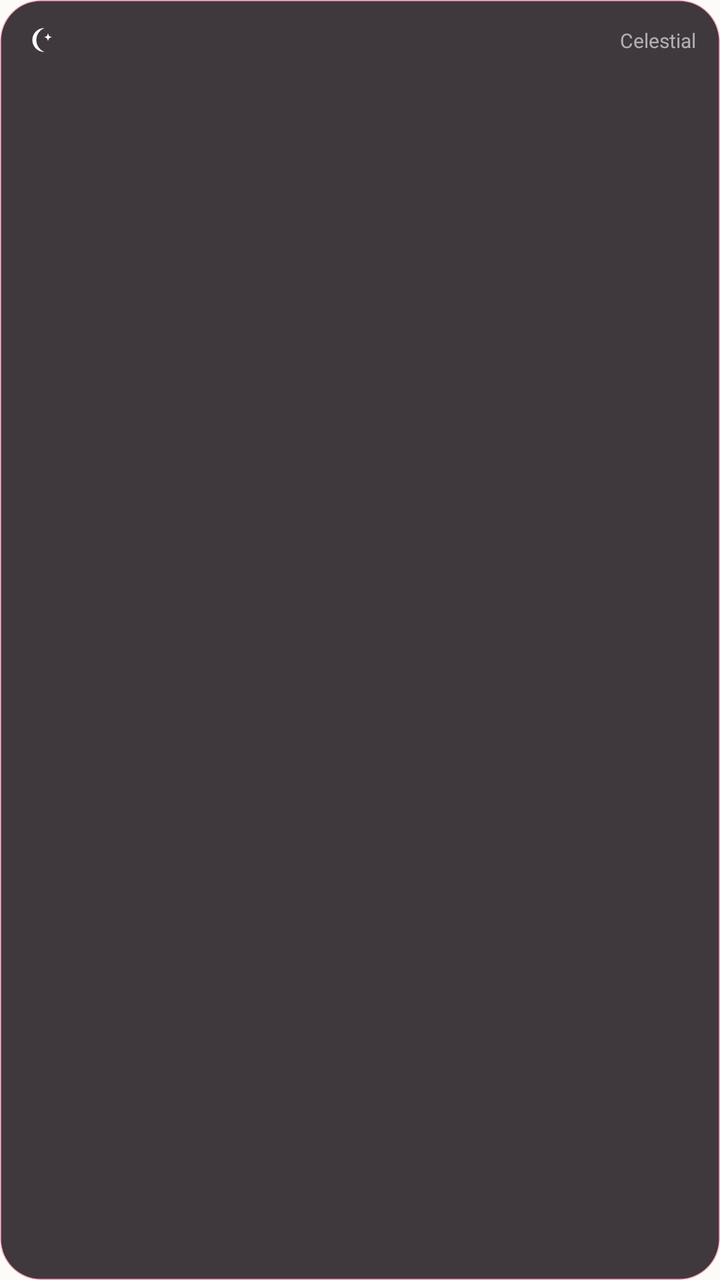
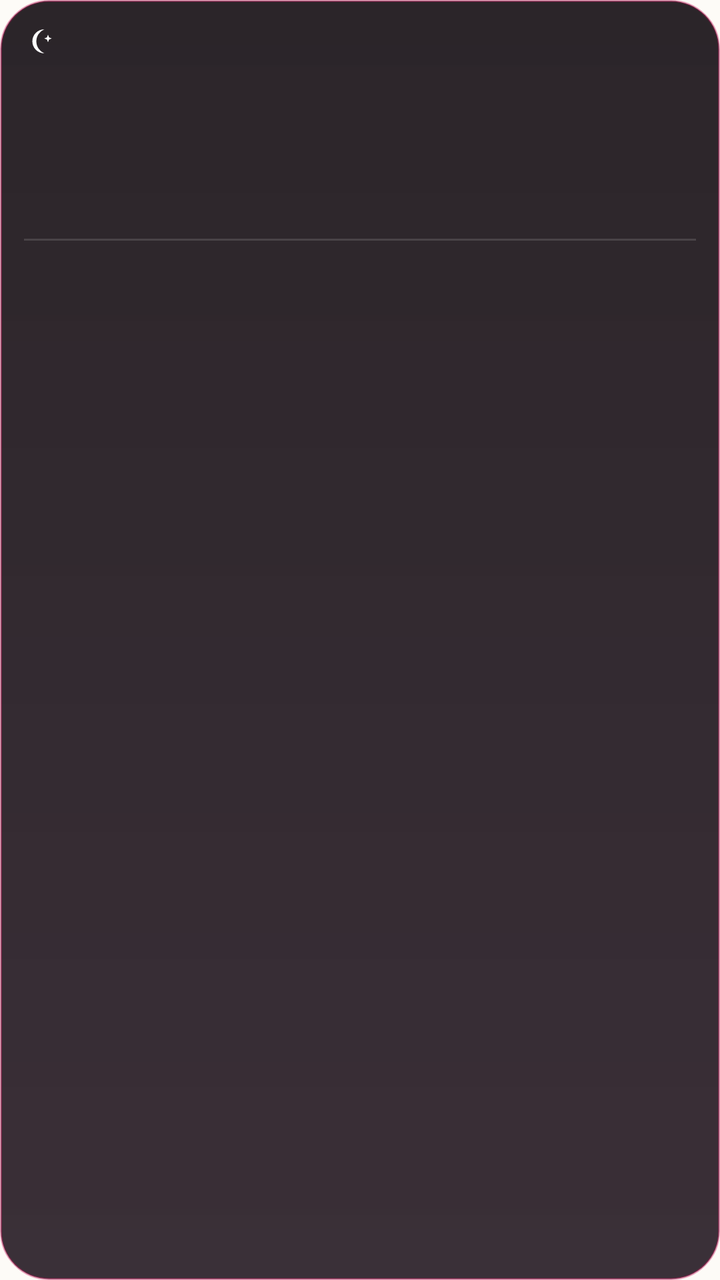

Two renders of the same Android screen: before a commit and after it. Below are the layout's source before the change and the commit's diff.
<!-- AndroidManifest.xml: application theme Theme.Celestial -->
<!-- res/layout/widget_date.xml -->
<?xml version="1.0" encoding="utf-8"?>
<LinearLayout xmlns:android="http://schemas.android.com/apk/res/android"
    android:id="@+id/widget_root"
    android:layout_width="match_parent"
    android:layout_height="match_parent"
    android:background="@drawable/widget_bg"
    android:orientation="vertical"
    android:padding="12dp">

    <LinearLayout
        android:layout_width="match_parent"
        android:layout_height="wrap_content"
        android:gravity="center_vertical"
        android:orientation="horizontal">

        <ImageView
            android:layout_width="16dp"
            android:layout_height="16dp"
            android:contentDescription="@string/app_name"
            android:src="@drawable/ic_celestial_white" />

        <TextView
            android:id="@+id/widget_weekday"
            android:layout_width="0dp"
            android:layout_height="wrap_content"
            android:layout_marginStart="8dp"
            android:layout_weight="1"
            android:textColor="@color/widget_accent"
            android:textSize="12sp"
            android:textStyle="bold" />

        <TextView
            android:layout_width="wrap_content"
            android:layout_height="wrap_content"
            android:text="@string/app_name"
            android:textColor="#99FFFFFF"
            android:textSize="10sp" />
    </LinearLayout>

    <TextView
        android:id="@+id/widget_date_big"
        android:layout_width="match_parent"
        android:layout_height="wrap_content"
        android:layout_marginTop="6dp"
        android:textColor="#FFFFFFFF"
        android:textSize="26sp"
        android:textStyle="bold" />

    <TextView
        android:id="@+id/widget_date_year"
        android:layout_width="match_parent"
        android:layout_height="wrap_content"
        android:textColor="@color/widget_accent"
        android:textSize="14sp"
        android:textStyle="bold" />

    <TextView
        android:id="@+id/widget_date_secondary"
        android:layout_width="match_parent"
        android:layout_height="wrap_content"
        android:layout_marginTop="2dp"
        android:textColor="#CCFFFFFF"
        android:textSize="12sp" />

    <TextView
        android:id="@+id/widget_date_next"
        android:layout_width="match_parent"
        android:layout_height="wrap_content"
        android:layout_marginTop="4dp"
        android:ellipsize="end"
        android:maxLines="1"
        android:textColor="#99FFFFFF"
        android:textSize="11sp" />
</LinearLayout>
<!-- resources referenced by this layout -->
<resources>
  <color name="widget_accent">#FF7BA9</color>
  <!-- drawable ic_celestial_white (drawable) -->
  <?xml version="1.0" encoding="utf-8"?>
  <vector xmlns:android="http://schemas.android.com/apk/res/android"
      android:width="24dp"
      android:height="24dp"
      android:viewportWidth="48"
      android:viewportHeight="48">
      <path
          android:fillColor="#FFFFFFFF"
          android:pathData="M30.5,6a17,17 0 1,0 0,36 19.5,19.5 0 0,1 0,-36z" />
      <path
          android:fillColor="#FFFFFFFF"
          android:pathData="M36,14l1.6,4.1 4.1,1.6 -4.1,1.6L36,25.4l-1.6,-4.1 -4.1,-1.6 4.1,-1.6z" />
  </vector>
  <!-- drawable widget_bg (drawable) -->
  <?xml version="1.0" encoding="utf-8"?>
  <shape xmlns:android="http://schemas.android.com/apk/res/android"
      android:shape="rectangle">
      <corners android:radius="20dp" />
      <solid android:color="#D91E171C" />
      <stroke
          android:width="1dp"
          android:color="#40C2185B" />
  </shape>
  <string name="app_name">Celestial</string>
  <style name="Theme.Celestial" parent="android:Theme.Material.Light.NoActionBar">
          <item name="android:windowBackground">@color/celestial_background</item>
          <item name="android:statusBarColor">@color/celestial_background</item>
          <item name="android:navigationBarColor">@color/celestial_background</item>
          <item name="android:windowLightStatusBar">true</item>
      </style>
  <color name="celestial_background">#FDFBF7</color>
</resources>

<!-- the commit's change to res/layout/widget_date.xml (unified diff, before → after) -->
@@ -16,7 +16,7 @@
         <ImageView
             android:layout_width="16dp"
             android:layout_height="16dp"
-            android:contentDescription="@string/app_name"
+            android:contentDescription="@null"
             android:src="@drawable/ic_celestial_white" />
 
         <TextView
@@ -26,24 +26,17 @@
             android:layout_marginStart="8dp"
             android:layout_weight="1"
             android:textColor="@color/widget_accent"
-            android:textSize="12sp"
+            android:textSize="13sp"
             android:textStyle="bold" />
-
-        <TextView
-            android:layout_width="wrap_content"
-            android:layout_height="wrap_content"
-            android:text="@string/app_name"
-            android:textColor="#99FFFFFF"
-            android:textSize="10sp" />
     </LinearLayout>
 
     <TextView
         android:id="@+id/widget_date_big"
         android:layout_width="match_parent"
         android:layout_height="wrap_content"
-        android:layout_marginTop="6dp"
+        android:layout_marginTop="8dp"
         android:textColor="#FFFFFFFF"
-        android:textSize="26sp"
+        android:textSize="30sp"
         android:textStyle="bold" />
 
     <TextView
@@ -62,11 +55,19 @@
         android:textColor="#CCFFFFFF"
         android:textSize="12sp" />
 
+    
+    <TextView
+        android:id="@+id/widget_date_divider"
+        android:layout_width="match_parent"
+        android:layout_height="1dp"
+        android:layout_marginTop="4dp"
+        android:layout_marginBottom="4dp"
+        android:background="#22FFFFFF" />
+
     <TextView
         android:id="@+id/widget_date_next"
         android:layout_width="match_parent"
         android:layout_height="wrap_content"
-        android:layout_marginTop="4dp"
         android:ellipsize="end"
         android:maxLines="1"
         android:textColor="#99FFFFFF"
<!-- resource entries referenced after the edit -->
@@ -19,13 +19,16 @@
   <?xml version="1.0" encoding="utf-8"?>
   <shape xmlns:android="http://schemas.android.com/apk/res/android"
       android:shape="rectangle">
-      <corners android:radius="20dp" />
-      <solid android:color="#D91E171C" />
+      <gradient
+          android:type="linear"
+          android:angle="270"
+          android:startColor="#F01E171C"
+          android:endColor="#E6251922" />
+      <corners android:radius="24dp" />
       <stroke
           android:width="1dp"
-          android:color="#40C2185B" />
+          android:color="#66C2185B" />
   </shape>
-  <string name="app_name">Celestial</string>
   <style name="Theme.Celestial" parent="android:Theme.Material.Light.NoActionBar">
           <item name="android:windowBackground">@color/celestial_background</item>
           <item name="android:statusBarColor">@color/celestial_background</item>
